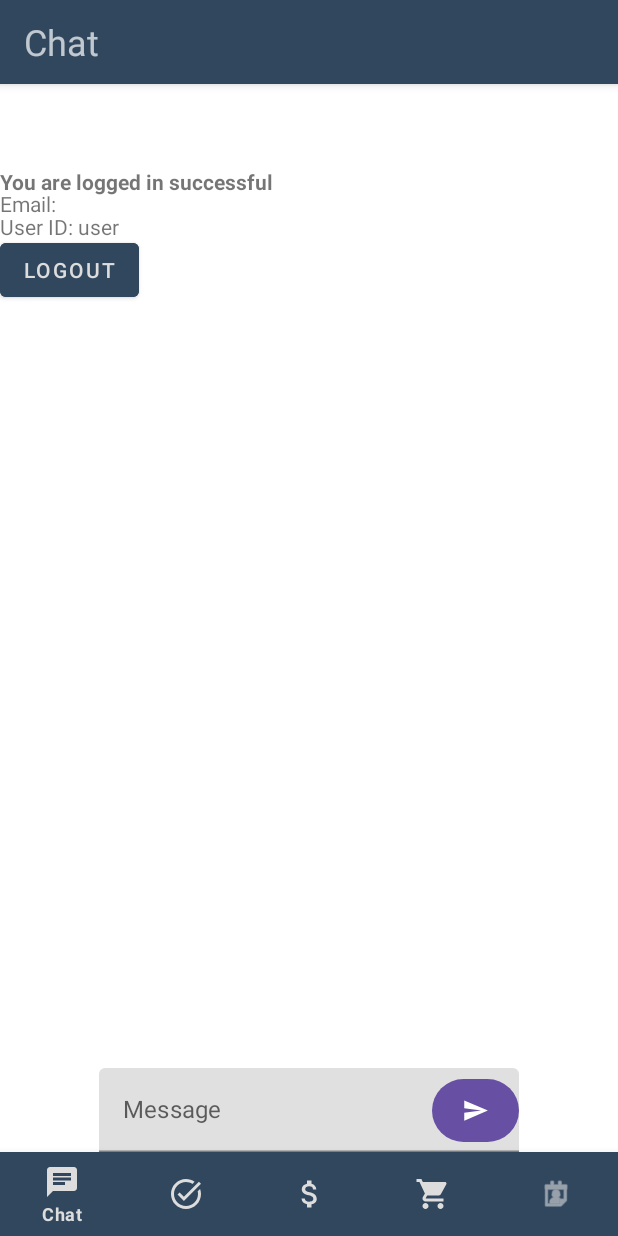
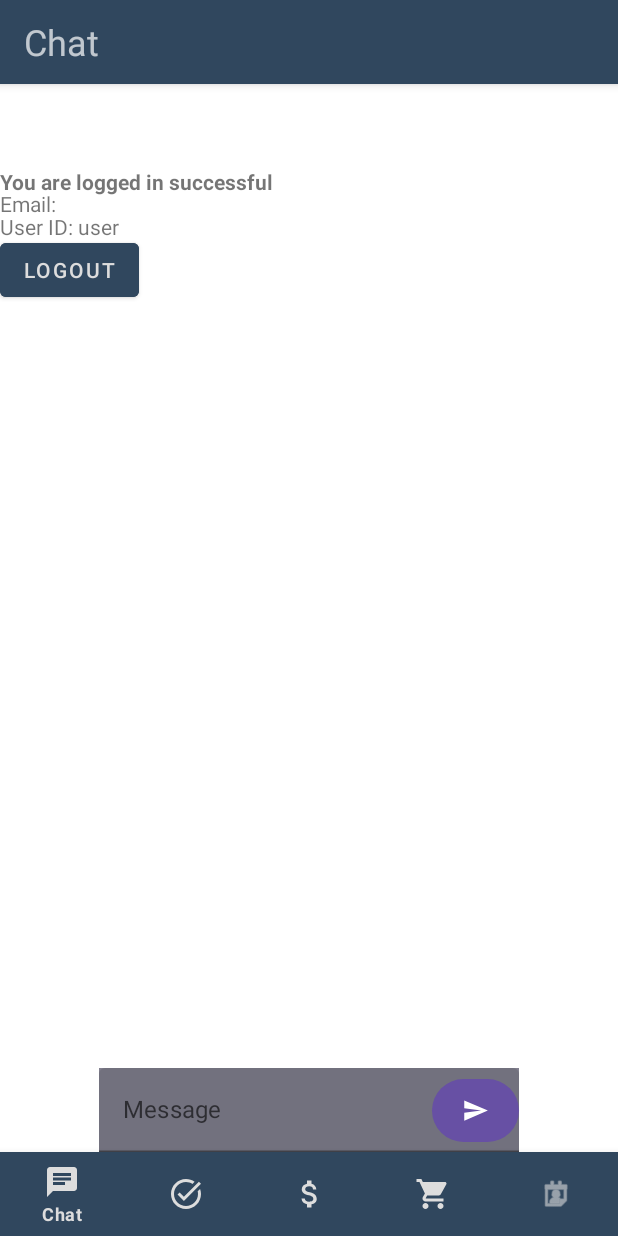
Before and after one commit to MatthiasHeilmann/Udos_WGTohuwabohu, an Android app built with Jetpack Compose: the screen it shows after launch once a user with an empty profile is signed in (MainActivity), after a tap on "Send Message", on a phone screen of 412 x 824 dp. Run offline under Robolectric (Android 15) with nearby library versions, the phone set to English and light mode, and no system bars; our stand-ins replace Firebase (no records; nobody signed in at launch, a user with empty details on screens opened directly); 7 statements that could not run were skipped.

Commit message:
Implement darktheme in chat

```diff
--- a/app/src/main/java/com/example/udos_wg_tohuwabohu/ChatFragment.kt
+++ b/app/src/main/java/com/example/udos_wg_tohuwabohu/ChatFragment.kt
@@ -1,10 +1,13 @@
 package com.example.udos_wg_tohuwabohu
 
+import android.graphics.Color
+import android.os.Build
 import android.os.Bundle
 import android.view.LayoutInflater
 import android.view.View
 import android.view.ViewGroup
 import android.widget.Toast
+import androidx.annotation.RequiresApi
 import androidx.compose.foundation.*
 import androidx.compose.foundation.layout.*
 import androidx.compose.foundation.shape.CircleShape
@@ -23,6 +26,7 @@ import androidx.compose.ui.Alignment.Companion.CenterEnd
 import androidx.compose.ui.Alignment.Companion.CenterHorizontally
 import androidx.compose.ui.Modifier
 import androidx.compose.ui.draw.clip
+import androidx.compose.ui.graphics.Color as ComposeColor
 import androidx.compose.ui.platform.ComposeView
 import androidx.compose.ui.res.painterResource
 import androidx.compose.ui.text.TextStyle
@@ -31,10 +35,12 @@ import androidx.compose.ui.text.style.TextAlign
 import androidx.compose.ui.tooling.preview.Preview
 import androidx.compose.ui.unit.dp
 import androidx.compose.ui.unit.sp
+import androidx.core.graphics.toColor
 import androidx.fragment.app.Fragment
 import com.example.udos_wg_tohuwabohu.dataclasses.ChatMessage
 import com.example.udos_wg_tohuwabohu.dataclasses.DataHandler
 import java.util.*
+import kotlin.collections.ArrayList
 
 // the fragment initialization parameters, e.g. ARG_ITEM_NUMBER
 private const val ARG_CHAT_LIST = "chatList"
@@ -48,6 +54,7 @@ class ChatFragment : Fragment() {
 
     private val dataHandler = DataHandler.getInstance()
     private var chatList: Array<ChatMessage>? = null
+    private var messageList by remember { mutableStateOf(ArrayList<ChatMessage>()) }
 
     override fun onCreate(savedInstanceState: Bundle?) {
         super.onCreate(savedInstanceState)
@@ -57,6 +64,7 @@ class ChatFragment : Fragment() {
         }
     }
 
+    @RequiresApi(Build.VERSION_CODES.O)
     override fun onCreateView(
         inflater: LayoutInflater, container: ViewGroup?,
         savedInstanceState: Bundle?
@@ -97,6 +105,7 @@ class ChatFragment : Fragment() {
         return if (n > 9) "" + n else "0" + n
     }
 
+    @RequiresApi(Build.VERSION_CODES.O)
     @Composable
     fun ChatBox(vararg messages: ChatMessage) {
         Column(
@@ -127,10 +136,14 @@ class ChatFragment : Fragment() {
         }
     }
 
+    @RequiresApi(Build.VERSION_CODES.O)
     @Composable
     fun MessageInput() {
         // TODO get input event and upload to database
         var text by remember { mutableStateOf(TextFieldValue("")) }
+
+        var backgroundColor: Color = com.google.android.material.R.attr.colorOnSecondary.toColor();
+
         Box(){
             TextField(
                 value = text,
@@ -139,6 +152,7 @@ class ChatFragment : Fragment() {
                 },
                 label = { Text(text = "Message") },
                 placeholder = { Text(text = "Type a message") },
+                modifier = Modifier.background(ComposeColor(backgroundColor.toArgb()))
             )
 
             Button(
@@ -146,7 +160,7 @@ class ChatFragment : Fragment() {
                 onClick = {
                     Toast.makeText(
                         activity,
-                        text.toString(),
+                        text.text,
                         Toast.LENGTH_SHORT
                     ).show()
                 },
@@ -216,6 +230,7 @@ class ChatFragment : Fragment() {
         }
     }
 
+    @RequiresApi(Build.VERSION_CODES.O)
     @Preview(showBackground = true)
     @Composable
     fun GreetingBoxPreview() {
@@ -249,5 +264,4 @@ class ChatFragment : Fragment() {
 
         ChatBox(*msgArr)
     }
-
 }
```
Also changed, not shown: app/src/main/res/values-night/themes.xml (+14 -0 lines).
